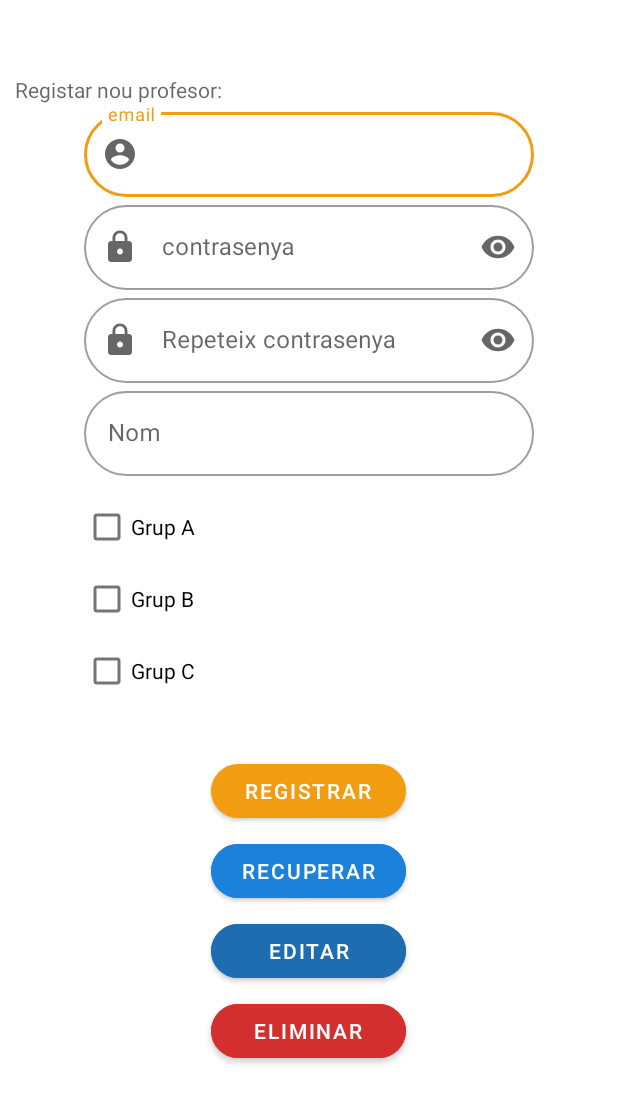
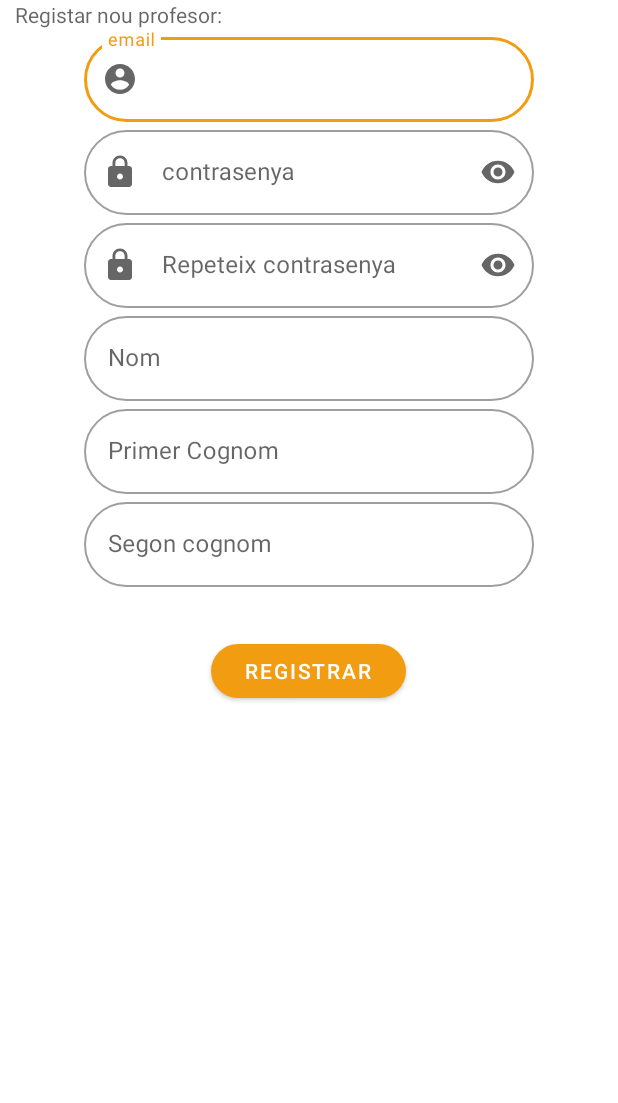
Before and after one commit to elterrasense/school-quest-user-admin, an Android app: the Professor screen opened directly, with no data from a screen before it, on a phone screen of 412 x 824 dp. Shown: the top 1103 px of the screen. Run offline under Robolectric (Android 15) with nearby library versions, the phone set to English and light mode, and no system bars; our stand-ins replace Firebase (no records; nobody signed in at launch, a user with empty details on screens opened directly).

Commit message:
Formularis insercio dades final

```diff
--- a/app/src/main/res/layout/activity_professor.xml
+++ b/app/src/main/res/layout/activity_professor.xml
@@ -12,7 +12,7 @@
         android:orientation="vertical">
 
         <LinearLayout
-            android:layout_marginTop="50dp"
+            android:layout_marginTop="0dp"
             android:layout_width="match_parent"
             android:layout_height="match_parent"
             android:orientation="vertical">
@@ -27,7 +27,7 @@
             </TextView>
 
             <com.google.android.material.textfield.TextInputLayout
-                android:id="@+id/emailLayout"
+                android:id="@+id/emailLayoutP"
                 android:layout_width="300dp"
                 android:layout_height="wrap_content"
                 android:hint="@string/email"
@@ -40,7 +40,7 @@
                 app:boxCornerRadiusBottomEnd="30dp">
 
                 <com.google.android.material.textfield.TextInputEditText
-                    android:id="@+id/inputEmail"
+                    android:id="@+id/inputEmailP"
                     android:layout_width="match_parent"
                     android:layout_height="wrap_content"
                     android:inputType="textEmailAddress"
@@ -50,7 +50,7 @@
             </com.google.android.material.textfield.TextInputLayout>
 
             <com.google.android.material.textfield.TextInputLayout
-                android:id="@+id/passwordLayout"
+                android:id="@+id/passwordLayoutP"
                 android:layout_width="300dp"
                 android:layout_height="wrap_content"
                 android:hint="@string/contrasenya"
@@ -64,7 +64,7 @@
                 app:boxCornerRadiusBottomEnd="30dp">
 
                 <com.google.android.material.textfield.TextInputEditText
-                    android:id="@+id/inputPassword"
+                    android:id="@+id/inputPasswordP"
                     android:layout_width="match_parent"
                     android:layout_height="wrap_content"
                     android:inputType="textPassword"
@@ -73,7 +73,7 @@
             </com.google.android.material.textfield.TextInputLayout>
 
             <com.google.android.material.textfield.TextInputLayout
-                android:id="@+id/layoutRepeatPassword"
+                android:id="@+id/layoutRepeatPasswordP"
                 android:layout_width="300dp"
                 android:layout_height="wrap_content"
                 android:hint="Repeteix contrasenya"
@@ -87,7 +87,7 @@
                 app:boxCornerRadiusBottomEnd="30dp">
 
                 <com.google.android.material.textfield.TextInputEditText
-                    android:id="@+id/inputRepeatPassword"
+                    android:id="@+id/inputRepeatPasswordP"
                     android:layout_width="match_parent"
                     android:layout_height="wrap_content"
                     android:inputType="textPassword"
@@ -97,7 +97,7 @@
 
 
             <com.google.android.material.textfield.TextInputLayout
-                android:id="@+id/layoutName"
+                android:id="@+id/layoutNameP"
                 android:layout_width="300dp"
                 android:layout_height="wrap_content"
                 android:hint="Nom"
@@ -109,30 +109,58 @@
                 app:boxCornerRadiusBottomEnd="30dp">
 
                 <com.google.android.material.textfield.TextInputEditText
-                    android:id="@+id/inputName"
+                    android:id="@+id/inputNameP"
                     android:layout_width="match_parent"
                     android:layout_height="wrap_content"
+                    android:inputType="textPersonName"
+                    />
+
+            </com.google.android.material.textfield.TextInputLayout>
+
+            <com.google.android.material.textfield.TextInputLayout
+                android:id="@+id/layoutSurname1P"
+                android:layout_width="300dp"
+                android:layout_height="wrap_content"
+                android:hint="Primer Cognom"
+                android:layout_gravity="center"
+                style="@style/Widget.MaterialComponents.TextInputLayout.OutlinedBox"
+                app:boxCornerRadiusTopStart="30dp"
+                app:boxCornerRadiusTopEnd="30dp"
+                app:boxCornerRadiusBottomStart="30dp"
+                app:boxCornerRadiusBottomEnd="30dp"
+                app:counterMaxLength="10">
+
+                <com.google.android.material.textfield.TextInputEditText
+                    android:id="@+id/inputSurname1P"
+                    android:layout_width="match_parent"
+                    android:layout_height="wrap_content"
+                    android:inputType="textPersonName"
+                    />
+
+            </com.google.android.material.textfield.TextInputLayout>
+
+            <com.google.android.material.textfield.TextInputLayout
+                android:id="@+id/layoutSurname2P"
+                android:layout_width="300dp"
+                android:layout_height="wrap_content"
+                android:hint="Segon cognom"
+                android:layout_gravity="center"
+                style="@style/Widget.MaterialComponents.TextInputLayout.OutlinedBox"
+                app:boxCornerRadiusTopStart="30dp"
+                app:boxCornerRadiusTopEnd="30dp"
+                app:boxCornerRadiusBottomStart="30dp"
+                app:boxCornerRadiusBottomEnd="30dp">
+
+                <com.google.android.material.textfield.TextInputEditText
+                    android:id="@+id/inputSurname2P"
+                    android:layout_width="match_parent"
+                    android:layout_height="wrap_content"
+                    android:inputType="textPersonName"
                     />
 
             </com.google.android.material.textfield.TextInputLayout>
 
 
-            <CheckBox
-            android:layout_marginTop="10dp"
-            android:layout_marginLeft="55dp"
-            android:layout_width="match_parent"
-            android:layout_height="wrap_content"
-            android:text="Grup A"/>
-            <CheckBox
-                android:layout_marginLeft="55dp"
-                android:layout_width="match_parent"
-                android:layout_height="wrap_content"
-                android:text="Grup B"/>
-            <CheckBox
-                android:layout_marginLeft="55dp"
-                android:layout_width="match_parent"
-                android:layout_height="wrap_content"
-                android:text="Grup C"/>
 
             <LinearLayout
                 android:layout_width="match_parent"
@@ -151,44 +179,7 @@
                     app:layout_constraintStart_toStartOf="parent"
                     app:cornerRadius="30dp" />
 
-                <com.google.android.material.button.MaterialButton
-                    android:id="@+id/ButtonRecuperarProfessor"
-                    style="@style/Widget.MaterialComponents.Button"
-                    android:layout_width="130sp"
-                    android:layout_height="wrap_content"
-                    android:layout_marginTop="5dp"
-                    android:layout_gravity="center"
-                    android:text="Recuperar"
-                    app:layout_constraintEnd_toEndOf="parent"
-                    app:layout_constraintStart_toStartOf="parent"
-                    app:cornerRadius="30dp"
-                    android:backgroundTint="@color/BlueDark"/>
 
-                <com.google.android.material.button.MaterialButton
-                    android:id="@+id/ButtonEditarProfessor"
-                    style="@style/Widget.MaterialComponents.Button"
-                    android:layout_width="130sp"
-                    android:layout_height="wrap_content"
-                    android:layout_marginTop="5dp"
-                    android:layout_gravity="center"
-                    android:text="Editar"
-                    app:layout_constraintEnd_toEndOf="parent"
-                    app:layout_constraintStart_toStartOf="parent"
-                    app:cornerRadius="30dp"
-                    android:backgroundTint="@color/BlueDarker"/>
-
-                <com.google.android.material.button.MaterialButton
-                    android:id="@+id/ButtonEliminarProfessor"
-                    style="@style/Widget.MaterialComponents.Button"
-                    android:layout_width="130sp"
-                    android:layout_height="wrap_content"
-                    android:layout_marginTop="5dp"
-                    android:layout_gravity="center"
-                    android:text="Eliminar"
-                    app:layout_constraintEnd_toEndOf="parent"
-                    app:layout_constraintStart_toStartOf="parent"
-                    app:cornerRadius="30dp"
-                    android:backgroundTint="#d32f2f"/>
 
             </LinearLayout>
         </LinearLayout>
```
Also changed, not shown: app/src/main/java/com/example/schoolquest_useradmin/Professor.kt (+15 -5 lines), app/src/main/java/com/example/schoolquest_useradmin/Students.kt (+10 -6 lines), app/src/main/res/layout/activity_students.xml (+2 -51 lines).
